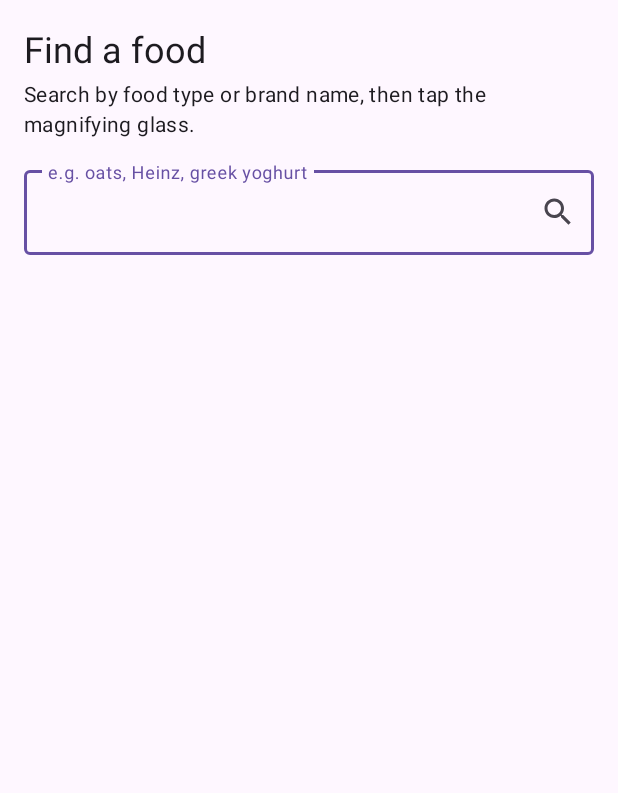
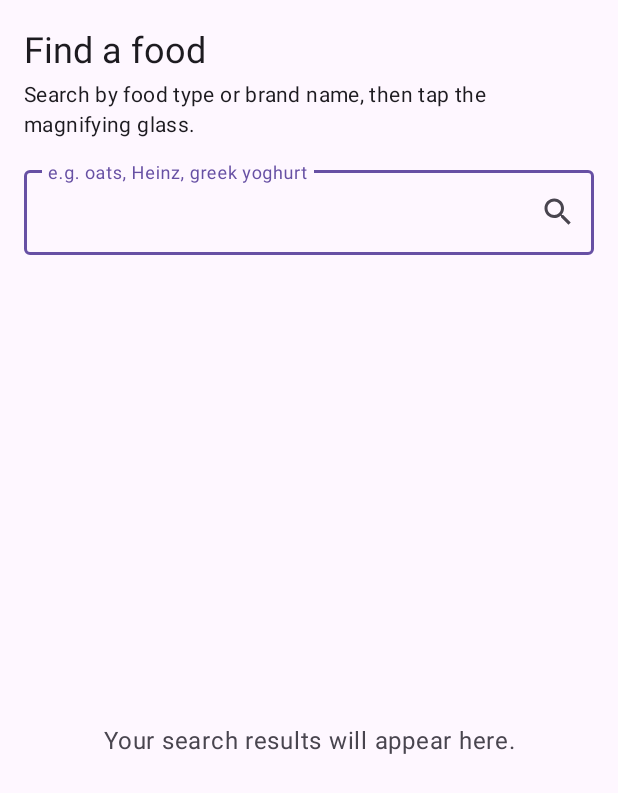
Before and after one commit to fortyfiveUU/Nutrimpact_, an Android app: the screen it shows after launch (MainActivity), on a phone screen of 412 x 824 dp. Shown: the top 793 px of the screen. Run offline under Robolectric (Android 15) with nearby library versions, the phone set to English and light mode, and no system bars.

Commit message:
Show search results in a list with loading and message states
- Add a RecyclerView of result cards showing name, brand, kcal per 100g
  and protein, carbs and fat (FoodProductAdapter, item_food_product.xml)
- Show a spinner while a search runs
- Show a message instead of the list for the start screen, no results,
  network errors and server errors
- Show "No nutrition data available" for products with no values instead
  of 0 kcal, using the new Nutriments.hasNutritionData()
- Cancel an older search when a new one starts, and cancel any running
  search when the screen closes
- Add RecyclerView as a direct dependency

```diff
--- a/app/build.gradle.kts
+++ b/app/build.gradle.kts
@@ -41,6 +41,7 @@ dependencies {
     implementation("androidx.appcompat:appcompat:1.6.1")
     implementation("com.google.android.material:material:1.9.0")
     implementation("androidx.constraintlayout:constraintlayout:2.1.4")
+    implementation("androidx.recyclerview:recyclerview:1.3.2")
     implementation("com.squareup.retrofit2:retrofit:2.11.0")
     implementation("com.squareup.retrofit2:converter-gson:2.11.0")
     testImplementation("junit:junit:4.13.2")
--- a/app/src/main/res/layout/activity_main.xml
+++ b/app/src/main/res/layout/activity_main.xml
@@ -47,4 +47,42 @@
 
     </com.google.android.material.textfield.TextInputLayout>
 
+    <!-- Results area. Only one of the list, spinner or message is visible at a time. -->
+    <FrameLayout
+        android:layout_width="match_parent"
+        android:layout_height="0dp"
+        android:layout_marginTop="8dp"
+        android:layout_weight="1">
+
+        <androidx.recyclerview.widget.RecyclerView
+            android:id="@+id/recyclerResults"
+            android:layout_width="match_parent"
+            android:layout_height="match_parent"
+            android:clipToPadding="false"
+            android:paddingBottom="8dp"
+            android:visibility="gone"
+            app:layoutManager="androidx.recyclerview.widget.LinearLayoutManager"
+            tools:listitem="@layout/item_food_product" />
+
+        <ProgressBar
+            android:id="@+id/progressSearch"
+            android:layout_width="wrap_content"
+            android:layout_height="wrap_content"
+            android:layout_gravity="center"
+            android:contentDescription="@string/search_loading_description"
+            android:visibility="gone" />
+
+        <TextView
+            android:id="@+id/textMessage"
+            android:layout_width="match_parent"
+            android:layout_height="wrap_content"
+            android:layout_gravity="center"
+            android:gravity="center"
+            android:padding="24dp"
+            android:text="@string/search_start_message"
+            android:textAppearance="?attr/textAppearanceBodyLarge"
+            android:textColor="?attr/colorOnSurfaceVariant" />
+
+    </FrameLayout>
+
 </LinearLayout>
--- a/app/src/main/res/values/strings.xml
+++ b/app/src/main/res/values/strings.xml
@@ -7,4 +7,14 @@
     <string name="search_hint">e.g. oats, Heinz, greek yoghurt</string>
     <string name="search_button_description">Search</string>
     <string name="search_error_empty">Please enter a food or brand to search</string>
+    <string name="search_start_message">Your search results will appear here.</string>
+    <string name="search_no_results">No results found for \"%1$s\". Try a different food or brand.</string>
+    <string name="search_error_network">Couldn\'t connect. Please check your internet connection and try again.</string>
+    <string name="search_error_server">Open Food Facts is having problems right now. Please try again in a moment.</string>
+    <string name="search_loading_description">Searching</string>
+
+    <!-- Search result card -->
+    <string name="item_calories">%1$.0f kcal per 100g</string>
+    <string name="item_macros">Protein %1$.1fg · Carbs %2$.1fg · Fat %3$.1fg</string>
+    <string name="item_no_nutrition">No nutrition data available</string>
 </resources>
```
Also changed, not shown: app/src/main/java/com/example/nutrimpact/FoodProductAdapter.java (added, +142 -0 lines), app/src/main/java/com/example/nutrimpact/MainActivity.java (+95 -13 lines), app/src/main/java/com/example/nutrimpact/Nutriments.java (+12 -0 lines), app/src/main/res/layout/item_food_product.xml (added, +51 -0 lines).
